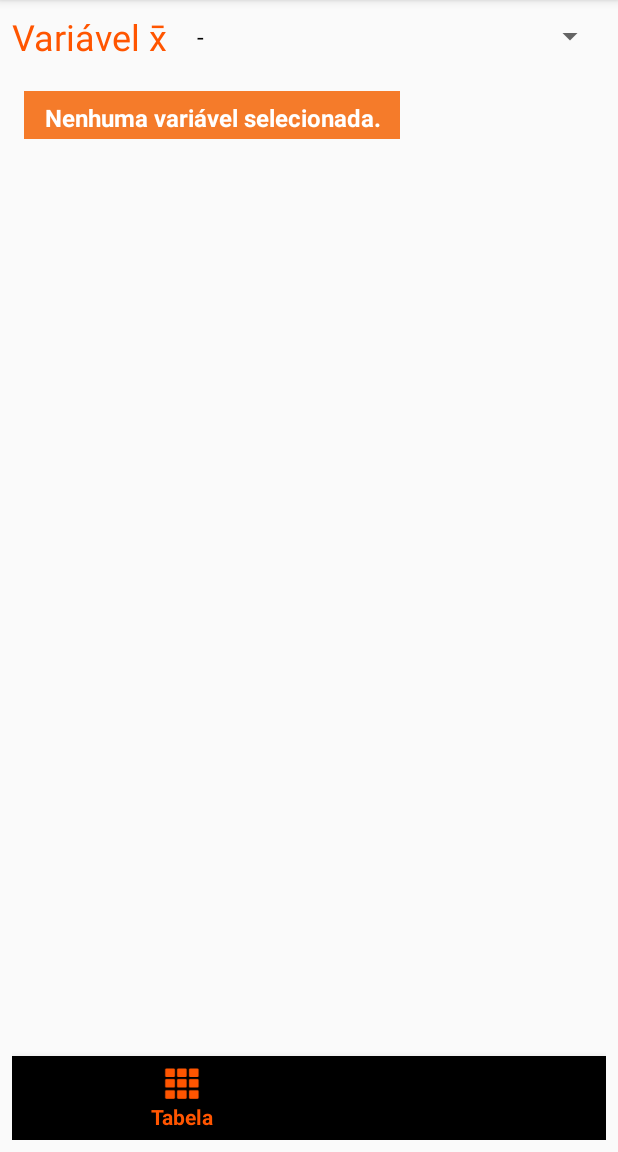
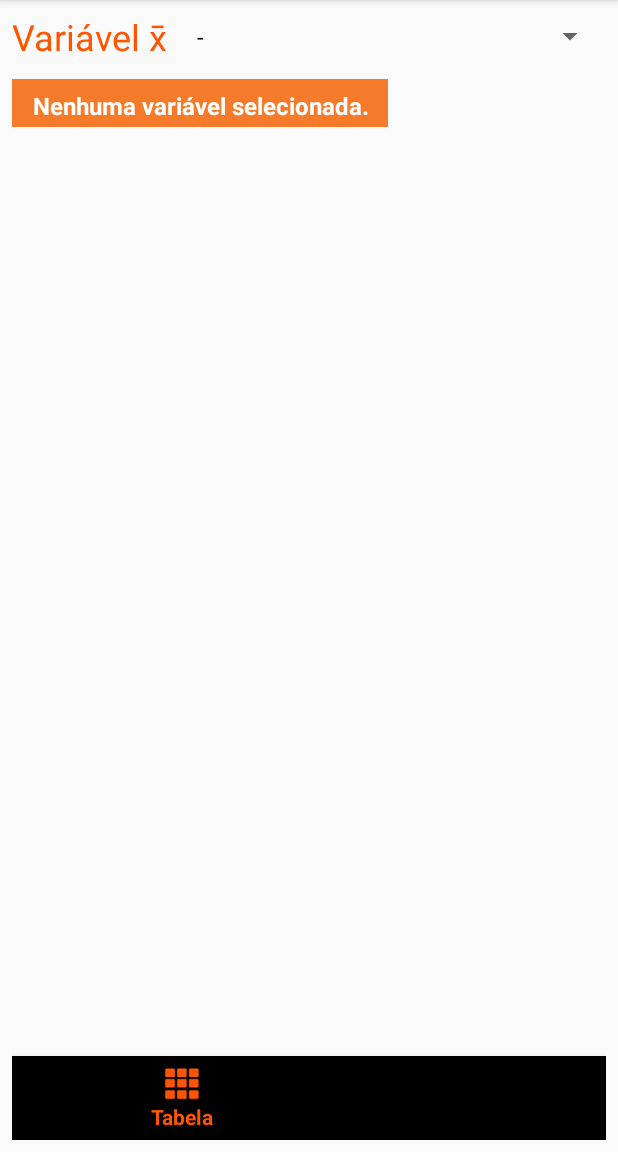
Before and after one commit to Anailson/Estatistica_Facil, an Android app: the screen it shows after launch (MainActivity), in the side drawer, after a tap on "Análise dos dados", on a phone screen of 412 x 824 dp, the part 84-1236 px from its top. Run offline under Robolectric (Android 15) with nearby library versions, the phone set to English and light mode, and no system bars.

Commit message:
Fix layout

```diff
--- a/ProjectProb/app/src/main/res/layout/fragment_data_details.xml
+++ b/ProjectProb/app/src/main/res/layout/fragment_data_details.xml
@@ -9,7 +9,6 @@
     xmlns:app="http://schemas.android.com/apk/res-auto"
     android:layout_width="match_parent"
     android:layout_height="match_parent"
-    android:layout_margin="@dimen/minimum_gap"
     app:layout_constraintEnd_toEndOf="parent"
     app:layout_constraintStart_toStartOf="parent"
     app:layout_constraintTop_toTopOf="parent">
--- a/ProjectProb/app/src/main/res/layout/fragment_data_table.xml
+++ b/ProjectProb/app/src/main/res/layout/fragment_data_table.xml
@@ -1,7 +1,6 @@
 <FrameLayout xmlns:android="http://schemas.android.com/apk/res/android"
     android:id="@+id/content_data_table"
     android:layout_width="match_parent"
-    android:layout_height="match_parent"
-    android:layout_margin="@dimen/minimum_gap">
+    android:layout_height="match_parent">
 
 </FrameLayout>
```
